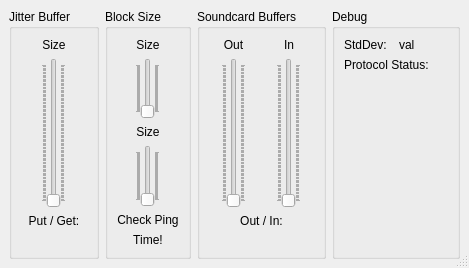
jamulussoftware/jamulus, file src/clientsettingsdlgbase.ui: the form before one commit.
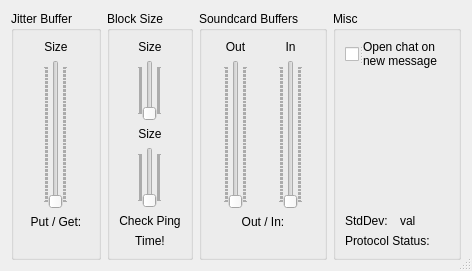
The form after the commit. Icons and pictures are not drawn. Custom widgets are drawn as their Qt base class.

Commit message: first working version of chat functionality

```diff
--- a/src/clientsettingsdlgbase.ui
+++ b/src/clientsettingsdlgbase.ui
@@ -5,8 +5,8 @@
    <rect>
     <x>0</x>
     <y>0</y>
-    <width>469</width>
-    <height>268</height>
+    <width>425</width>
+    <height>271</height>
    </rect>
   </property>
   <property name="windowTitle" >
@@ -19,21 +19,6 @@
    <bool>true</bool>
   </property>
   <layout class="QHBoxLayout" >
-   <property name="spacing" >
-    <number>6</number>
-   </property>
-   <property name="leftMargin" >
-    <number>9</number>
-   </property>
-   <property name="topMargin" >
-    <number>9</number>
-   </property>
-   <property name="rightMargin" >
-    <number>9</number>
-   </property>
-   <property name="bottomMargin" >
-    <number>9</number>
-   </property>
    <item>
     <widget class="QGroupBox" name="GroupBoxJitterBuffer" >
      <property name="title" >
@@ -735,24 +720,42 @@
    <item>
     <widget class="QGroupBox" name="GroupBoxMeasureResults" >
      <property name="title" >
-      <string>Debug</string>
+      <string>Misc</string>
      </property>
      <layout class="QVBoxLayout" >
-      <property name="spacing" >
-       <number>6</number>
-      </property>
-      <property name="leftMargin" >
-       <number>9</number>
-      </property>
-      <property name="topMargin" >
-       <number>9</number>
-      </property>
-      <property name="rightMargin" >
-       <number>9</number>
-      </property>
-      <property name="bottomMargin" >
-       <number>9</number>
-      </property>
+      <item>
+       <widget class="QSplitter" name="splitter" >
+        <property name="orientation" >
+         <enum>Qt::Horizontal</enum>
+        </property>
+        <widget class="QCheckBox" name="cbOpenChatOnNewMessage" >
+         <property name="text" >
+          <string/>
+         </property>
+        </widget>
+        <widget class="QLabel" name="label" >
+         <property name="text" >
+          <string>Open chat on new message</string>
+         </property>
+         <property name="wordWrap" >
+          <bool>true</bool>
+         </property>
+        </widget>
+       </widget>
+      </item>
+      <item>
+       <spacer>
+        <property name="orientation" >
+         <enum>Qt::Vertical</enum>
+        </property>
+        <property name="sizeHint" >
+         <size>
+          <width>20</width>
+          <height>71</height>
+         </size>
+        </property>
+       </spacer>
+      </item>
       <item>
        <layout class="QHBoxLayout" >
         <property name="spacing" >
@@ -843,19 +846,6 @@
         </item>
        </layout>
       </item>
-      <item>
-       <spacer>
-        <property name="orientation" >
-         <enum>Qt::Vertical</enum>
-        </property>
-        <property name="sizeHint" >
-         <size>
-          <width>20</width>
-          <height>40</height>
-         </size>
-        </property>
-       </spacer>
-      </item>
      </layout>
     </widget>
    </item>
```
The commit also changes 15 other files.
